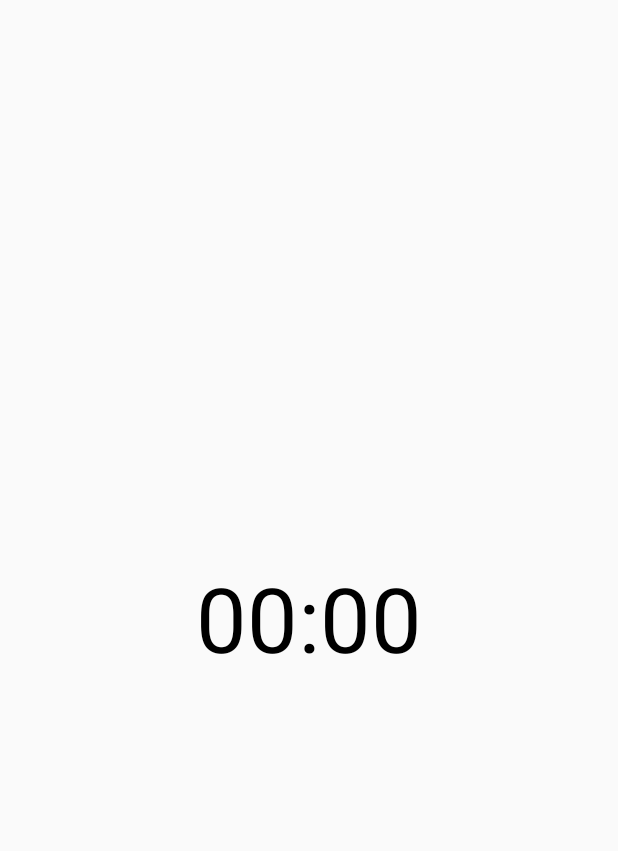
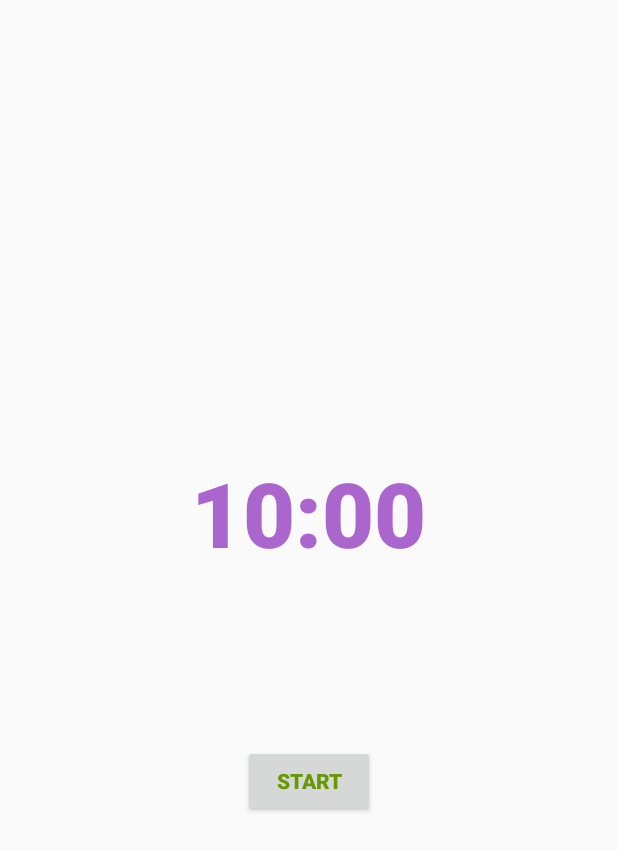
Before and after one commit to kalium47/myFirstAndroidTimer, an Android app: the screen it shows after launch (MainActivity), on a phone screen of 412 x 824 dp. Shown: the top 851 px of the screen. Run offline under Robolectric (Android 15) with nearby library versions, the phone set to English and light mode, and no system bars.

Commit message:
'MainFunctionCommit'

```diff
--- a/androidStudioBuild/timer/app/src/main/java/com/example/myfirsttimer/MainActivity.java
+++ b/androidStudioBuild/timer/app/src/main/java/com/example/myfirsttimer/MainActivity.java
@@ -8,48 +8,99 @@ import com.google.android.material.snackbar.Snackbar;
 import androidx.appcompat.app.AppCompatActivity;
 import androidx.appcompat.widget.Toolbar;
 
+import android.os.CountDownTimer;
 import android.view.View;
 import android.view.Menu;
 import android.view.MenuItem;
+import android.widget.Button;
+import android.widget.TextView;
+
+import java.util.Locale;
 
 public class MainActivity extends AppCompatActivity {
+
+    private static final long START_TIME_IN_MILLIS = 600000;
+
+    private TextView mTextViewCountDown;
+    private Button mButtonStartPause;
+    private Button mButtonReset;
+
+    private CountDownTimer mCountDownTimer;
+
+    private boolean mTimerRunning;
+
+    private long mTimeLeftInMillis = START_TIME_IN_MILLIS;
 
     @Override
     protected void onCreate(Bundle savedInstanceState) {
         super.onCreate(savedInstanceState);
         setContentView(R.layout.activity_main);
-        Toolbar toolbar = findViewById(R.id.toolbar);
-        setSupportActionBar(toolbar);
 
-        FloatingActionButton fab = findViewById(R.id.fab);
-        fab.setOnClickListener(new View.OnClickListener() {
+        mTextViewCountDown = findViewById(R.id.text_view_countdown);
+        mButtonStartPause = findViewById(R.id.button_start_pause);
+        mButtonReset = findViewById(R.id.button_reset);
+
+        mButtonStartPause.setOnClickListener(new View.OnClickListener(){
             @Override
-            public void onClick(View view) {
-                Snackbar.make(view, "Replace with your own action", Snackbar.LENGTH_LONG)
-                        .setAction("Action", null).show();
+            public void onClick(View v){
+                if (mTimerRunning){
+                    pauseTimer();
+                } else {
+                    startTimer();
+                }
             }
         });
+
+        mButtonReset.setOnClickListener(new View.OnClickListener(){
+            @Override
+            public void onClick(View v){
+                resetTimer();
+            }
+        });
+
+        updateCountDownText();
     }
 
-    @Override
-    public boolean onCreateOptionsMenu(Menu menu) {
-        // Inflate the menu; this adds items to the action bar if it is present.
-        getMenuInflater().inflate(R.menu.menu_main, menu);
-        return true;
+    private void startTimer(){
+        mCountDownTimer = new CountDownTimer(mTimeLeftInMillis, 1000) {
+            @Override
+            public void onTick(long millisUntilFinished) {
+                mTimeLeftInMillis = millisUntilFinished;
+                updateCountDownText();
+            }
+
+            @Override
+            public void onFinish() {
+                mTimerRunning = false;
+                mButtonStartPause.setText("Start");
+                mButtonStartPause.setVisibility(View.INVISIBLE);
+                mButtonReset.setVisibility(View.VISIBLE);
+            }
+        }.start();
+        mTimerRunning = true;
+        mButtonStartPause.setText("Pause");
+        mButtonReset.setVisibility(View.INVISIBLE);
     }
 
-    @Override
-    public boolean onOptionsItemSelected(MenuItem item) {
-        // Handle action bar item clicks here. The action bar will
-        // automatically handle clicks on the Home/Up button, so long
-        // as you specify a parent activity in AndroidManifest.xml.
-        int id = item.getItemId();
+    private void pauseTimer(){
+        mCountDownTimer.cancel();
+        mTimerRunning = false;
+        mButtonStartPause.setText("Start");
+        mButtonReset.setVisibility(View.VISIBLE);
+    }
 
-        //noinspection SimplifiableIfStatement
-        if (id == R.id.action_settings) {
-            return true;
-        }
+    private void resetTimer(){
+        mTimeLeftInMillis = START_TIME_IN_MILLIS;
+        updateCountDownText();
+        mButtonReset.setVisibility(View.INVISIBLE);
+        mButtonStartPause.setVisibility(View.VISIBLE);
+    }
 
-        return super.onOptionsItemSelected(item);
+    private void updateCountDownText(){
+        int minutes = (int) (mTimeLeftInMillis / 1000) / 60;
+        int seconds = (int) (mTimeLeftInMillis / 1000) % 60;
+
+        String timeLeftFormatted = String.format(Locale.getDefault(),"%02d:%02d", minutes, seconds);
+        mTextViewCountDown.setText(timeLeftFormatted);
     }
 }
--- a/androidStudioBuild/timer/app/src/main/res/layout/activity_main.xml
+++ b/androidStudioBuild/timer/app/src/main/res/layout/activity_main.xml
@@ -10,10 +10,36 @@
         android:id="@+id/text_view_countdown"
         android:layout_width="wrap_content"
         android:layout_height="wrap_content"
+        android:layout_alignParentTop="true"
         android:layout_centerHorizontal="true"
-        android:layout_centerVertical="true"
+        android:layout_marginTop="301dp"
         android:text="00:00"
-        android:textColor="@android:color/black"
+        android:textColor="@android:color/holo_purple"
+        android:fontFamily="sans-serif-black"
         android:textSize="60sp" />
 
+    <Button
+        android:id="@+id/button_start_pause"
+        android:layout_width="wrap_content"
+        android:layout_height="wrap_content"
+        android:layout_alignParentBottom="true"
+        android:layout_centerHorizontal="true"
+        android:layout_marginBottom="279dp"
+        android:text="Start"
+        android:fontFamily="sans-serif-black"
+        android:textColor="@android:color/holo_green_dark"/>
+
+    <Button
+        android:id="@+id/button_reset"
+        android:layout_width="wrap_content"
+        android:layout_height="wrap_content"
+        android:layout_alignParentBottom="true"
+        android:layout_centerHorizontal="true"
+        android:layout_marginBottom="215dp"
+        android:text="Reset"
+        android:visibility="invisible"
+        tools:visibility="visible"
+        android:fontFamily="sans-serif-black"
+        android:textColor="@android:color/holo_green_dark"/>
+
 </RelativeLayout>
```
